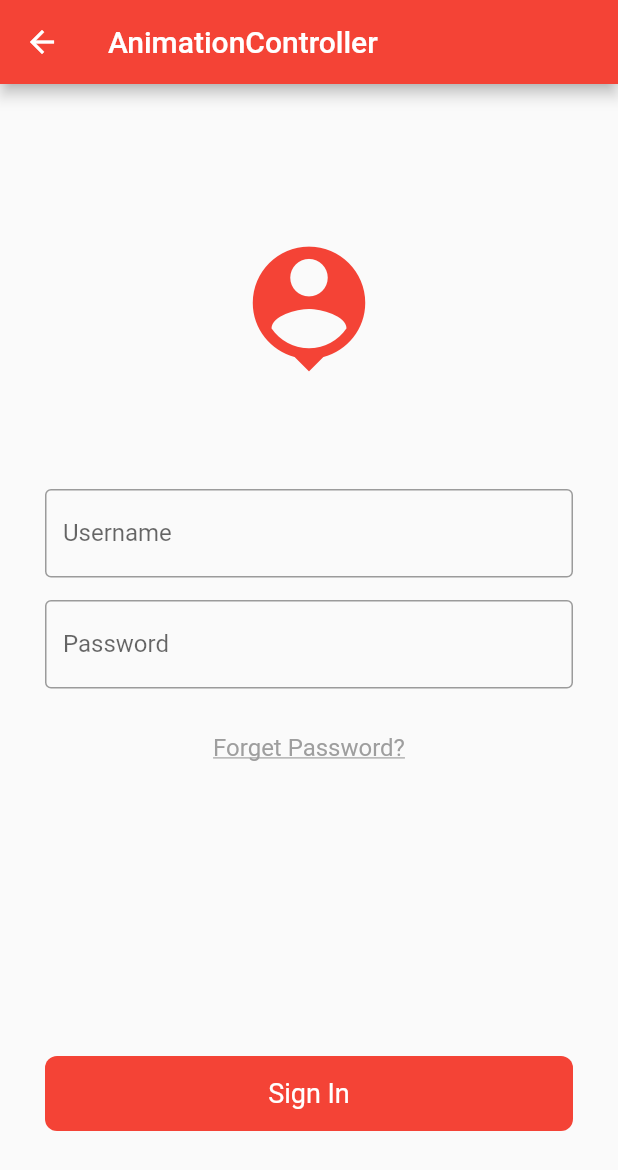
After one commit to panjosbr/flutter-basic, a Flutter app: the screen it shows after launch, after a tap on "Animations Controller", on a phone screen of 412 x 824 dp. The commit adds this screen. Shown: the top 1170 px of the screen. Run offline on Flutter 3.47's test engine with Material 2 defaults, Android fonts, the phone set to English and light mode, and no system bars.

Commit message:
add animacoes com controller

```diff
--- /dev/null
+++ b/lib/animation-controller-widget.dart
@@ -0,0 +1,130 @@
+import 'package:flutter/material.dart';
+import 'package:mdapp/ui/animation-controller.ui.dart';
+
+class AnimationControllerWidget extends StatefulWidget {
+  const AnimationControllerWidget({Key key}) : super(key: key);
+
+  @override
+  _AnimationControllerWidgetState createState() =>
+      _AnimationControllerWidgetState();
+}
+
+class _AnimationControllerWidgetState extends State<AnimationControllerWidget>
+    with SingleTickerProviderStateMixin, AnimationControllerUI {
+  AnimationController animationController;
+  Animation<double> animationUserName;
+  Animation<double> animationPassword;
+  Animation<double> animationOpacityForgotPassword;
+  Animation<double> animationButtonSignInWidth;
+  Animation<double> animationButtunCircular;
+  Animation<bool> animationLoader;
+
+  @override
+  void initState() {
+    super.initState();
+
+    animationController = AnimationController(
+      duration: Duration(milliseconds: 400),
+      vsync: this,
+    );
+  }
+
+  @override
+  void didChangeDependencies() {
+    super.didChangeDependencies();
+    animationUserName =
+        Tween<double>(begin: 0, end: 470).animate(animationController);
+    animationPassword =
+        Tween<double>(begin: 0, end: -470).animate(animationController);
+    animationOpacityForgotPassword =
+        Tween<double>(begin: 1, end: 0).animate(animationController);
+    animationButtonSignInWidth =
+        Tween<double>(begin: MediaQuery.of(context).size.width, end: 50).animate(animationController);
+    animationButtunCircular =
+        Tween<double>(begin: 8, end: 40).animate(animationController);
+    animationLoader =
+        Tween<bool>(begin: false, end: true).animate(animationController);
+  }
+
+  @override
+  void dispose() {
+    animationController.dispose();
+    super.dispose();
+  }
+
+  _onTap() {
+    animationController.value > 0
+        ? animationController.reverse()
+        : animationController.forward();
+  }
+
+  Widget _column() {
+    return Column(
+      children: [
+        logo(),
+        AnimatedBuilder(
+          animation: animationUserName,
+          child: inputUserName(),
+          builder: (BuildContext context, Widget child) {
+            return Transform.translate(
+              offset: Offset(animationUserName.value, 0),
+              child: child,
+            );
+          },
+        ),
+        AnimatedBuilder(
+          animation: animationPassword,
+          child: inputPassword(),
+          builder: (BuildContext context, Widget child) {
+            return Transform.translate(
+              offset: Offset(animationPassword.value, 0),
+              child: child,
+            );
+          },
+        ),
+        AnimatedBuilder(
+          animation: animationOpacityForgotPassword,
+          child: textForgetPassword(),
+          builder: (BuildContext context, Widget child) {
+            return Opacity(
+              opacity: animationOpacityForgotPassword.value,
+              child: child,
+            );
+          },
+        ),
+      ],
+    );
+  }
+
+  @override
+  Widget build(BuildContext context) {
+    return Scaffold(
+      appBar: AppBar(
+        title: Text('AnimationController'),
+      ),
+      body: Container(
+        width: double.infinity,
+        height: double.infinity,
+        child: Stack(
+          alignment: Alignment.bottomCenter,
+          children: [
+            _column(),
+            AnimatedBuilder(
+                animation: animationController,
+                builder: (
+                  BuildContext context,
+                  Widget child,
+                ) {
+                  return buttonSignIn(
+                    onTap: _onTap,
+                    width: animationButtonSignInWidth.value,
+                    circular: animationButtunCircular.value,
+                    isLoading: animationButtunCircular.value > 8,
+                  );
+                }),
+          ],
+        ),
+      ),
+    );
+  }
+}
--- a/lib/body-widget.dart
+++ b/lib/body-widget.dart
@@ -1,4 +1,5 @@
 import 'package:flutter/material.dart';
+import 'package:mdapp/animation-controller-widget.dart';
 import 'package:mdapp/create.widget.dart';
 
 import 'animations.widget.dart';
@@ -27,6 +28,7 @@ class _BodyWidgetState extends State<BodyWidget> {
             },
           ),
         ),
+        SizedBox(height: 30,),
         Center(
           child: ElevatedButton(
             child: Text('Animations'),
@@ -40,6 +42,21 @@ class _BodyWidgetState extends State<BodyWidget> {
             },
           ),
         ),
+        SizedBox(height: 30,),
+        Center(
+          child: ElevatedButton(
+            child: Text('Animations Controller'),
+            onPressed: () {
+              Navigator.push(
+                context,
+                MaterialPageRoute(builder: (BuildContext context) {
+                  return AnimationControllerWidget();
+                }),
+              );
+            },
+          ),
+        ),
+
       ],
     );
   }
--- /dev/null
+++ b/lib/ui/animation-controller.ui.dart
@@ -0,0 +1,104 @@
+import 'package:flutter/material.dart';
+
+class AnimationControllerUI {
+  Widget logo({double size = 100, Color color = Colors.red}) {
+    return Padding(
+      padding: const EdgeInsets.only(bottom: 70, top: 100),
+      child: Icon(
+        Icons.person_pin,
+        size: size,
+        color: color,
+      ),
+    );
+  }
+
+  Widget inputUserName() {
+    return Padding(
+        padding: const EdgeInsets.only(
+          right: 30.0,
+          left: 30.0,
+          bottom: 15,
+        ),
+        child: TextField(
+          decoration: InputDecoration(
+              border: OutlineInputBorder(),
+              labelText: 'Username',
+              hintText: 'Username'),
+        ));
+  }
+
+  Widget inputPassword() {
+    return Padding(
+        padding: const EdgeInsets.only(right: 30.0, left: 30.0, bottom: 30),
+        child: TextField(
+          decoration: InputDecoration(
+              border: OutlineInputBorder(),
+              labelText: 'Password',
+              hintText: '*******'),
+        ));
+  }
+
+  Widget buttonSignIn({
+    bool isLoading = false,
+    double circular = 8.0,
+    double width = double.infinity,
+    double height = 50,
+    Function onTap,
+    EdgeInsets padding = const EdgeInsets.only(
+      right: 30.0,
+      left: 30.0,
+      top: 70,
+      bottom: 70,
+    ),
+  }) {
+    _loading() {
+      return Padding(
+        padding: const EdgeInsets.all(8.0),
+        child: CircularProgressIndicator(
+          valueColor: new AlwaysStoppedAnimation<Color>(Colors.white),
+        ),
+      );
+    }
+
+    _text() {
+      return Text(
+        "Sign In",
+        textAlign: TextAlign.center,
+        style: TextStyle(
+          fontSize: 18,
+          color: Colors.white,
+        ),
+      );
+    }
+
+    return InkWell(
+      onTap: onTap,
+      child: Padding(
+        padding: padding,
+        child: Container(
+          width: width,
+          height: height,
+          decoration: BoxDecoration(
+            borderRadius: BorderRadius.circular(circular),
+            color: isLoading ? Colors.grey : Colors.red,
+          ),
+          alignment: Alignment.center,
+          child: isLoading ? _loading() : _text(),
+        ),
+      ),
+    );
+  }
+
+  Widget textForgetPassword() {
+    return Center(
+      child: Text(
+        "Forget Password?",
+        textAlign: TextAlign.center,
+        style: TextStyle(
+            decoration: TextDecoration.underline,
+            color: Colors.grey,
+            fontSize: 16),
+      ),
+    );
+  }
+}
```
